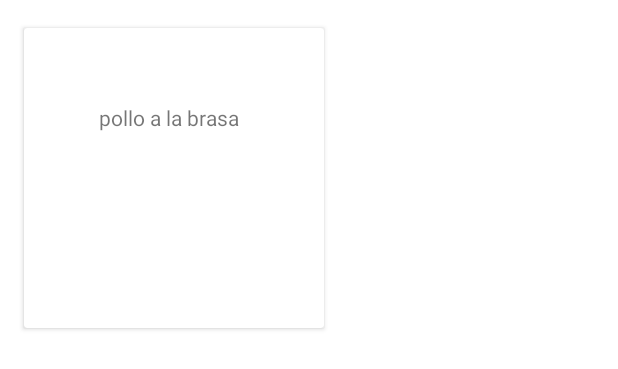
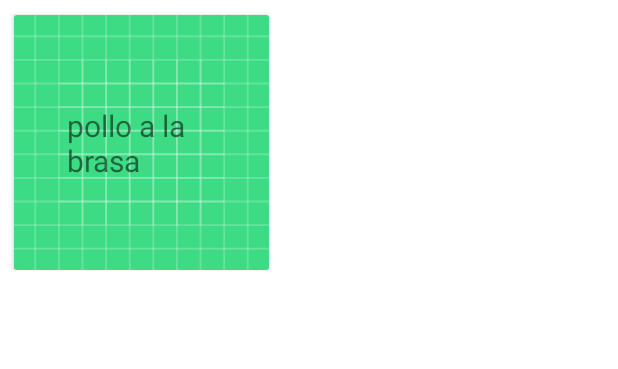
Before and after one commit to khandaniyal/admin_JustEat, an Android app: the layout cardview.xml on its own in the app's theme, with its tools: preview values and no code run, on a phone screen of 412 x 824 dp. Shown: the top 369 px of the screen. Run offline under Robolectric (Android 15) with nearby library versions, the phone set to English and light mode, and no system bars.

Commit message:
-refactor to cardview -Redimension the size of the cardview.xml

```diff
--- a/app/build.gradle
+++ b/app/build.gradle
@@ -34,6 +34,7 @@ dependencies {
     implementation 'androidx.constraintlayout:constraintlayout:2.1.1'
     implementation 'androidx.legacy:legacy-support-v4:1.0.0'
     implementation "androidx.cardview:cardview:1.0.0"
+    implementation 'androidx.gridlayout:gridlayout:1.0.0'
     testImplementation 'junit:junit:4.+'
     androidTestImplementation 'androidx.test.ext:junit:1.1.3'
     androidTestImplementation 'androidx.test.espresso:espresso-core:3.4.0'
--- a/app/src/main/java/com/example/admin_justeat/MainActivity.java
+++ b/app/src/main/java/com/example/admin_justeat/MainActivity.java
@@ -4,6 +4,7 @@ import androidx.appcompat.app.AppCompatActivity;
 import androidx.fragment.app.Fragment;
 import androidx.fragment.app.FragmentManager;
 import androidx.recyclerview.widget.DividerItemDecoration;
+import androidx.recyclerview.widget.GridLayoutManager;
 import androidx.recyclerview.widget.LinearLayoutManager;
 import androidx.recyclerview.widget.RecyclerView;
 
@@ -27,13 +28,16 @@ public class MainActivity extends AppCompatActivity {
         names.add("pollo a la brasa 2");
         images.add(getDrawable(R.drawable.pollo2));//Me he quedado aquí
         images.add(getDrawable(R.drawable.pollo2));
+        names.add("pollo a la brasa 3");
+        images.add(getDrawable(R.drawable.pollo2));
 
         RecyclerView recyclerView = findViewById(R.id.recyclerView);
 
         Log.i("arrayList", ""+names.size());
-        RecyclerViewAdapter adapter = new RecyclerViewAdapter(names, images,getFm());
+        RecyclerViewAdapter adapter = new RecyclerViewAdapter(names, images);
         recyclerView.setAdapter(adapter);
-        recyclerView.setLayoutManager(new LinearLayoutManager((this)));
+        recyclerView.setLayoutManager(new GridLayoutManager(this, 2));
+
 
         recyclerView.addItemDecoration(new DividerItemDecoration(this, DividerItemDecoration.VERTICAL));
 
--- a/app/src/main/java/com/example/admin_justeat/RecyclerViewAdapter.java
+++ b/app/src/main/java/com/example/admin_justeat/RecyclerViewAdapter.java
@@ -26,17 +26,16 @@ public class RecyclerViewAdapter extends RecyclerView.Adapter<RecyclerViewAdapte
 
    // private ArrayList<String> array_definition;
 
-    public RecyclerViewAdapter(ArrayList<String> arrN , ArrayList<Drawable> arrI, FragmentManager fragmentManager){
+    public RecyclerViewAdapter(ArrayList<String> arrN , ArrayList<Drawable> arrI){
         array_names = arrN;
         array_imagePaths = arrI;
-        this.fragmentManager = fragmentManager;
         //array_definition = arrD;
     }
 
     @NonNull
     @Override
     public ViewHolder onCreateViewHolder(@NonNull ViewGroup parent, int viewType) {
-        View view = LayoutInflater.from(parent.getContext()).inflate(R.layout.itemlistfoodcategory, parent, false);
+        View view = LayoutInflater.from(parent.getContext()).inflate(R.layout.cardview, parent, false);
         ViewHolder holder = new ViewHolder(view);
         return holder;
     }
@@ -64,8 +63,8 @@ public class RecyclerViewAdapter extends RecyclerView.Adapter<RecyclerViewAdapte
         public ViewHolder(@NonNull View itemView) {
             super(itemView);
             Log.i("arrayList2", ""+array_names.size());
-            tagName = itemView.findViewById(R.id.txtDishName);
-            tagImage = itemView.findViewById(R.id.imageDishPhoto);
+            tagName = itemView.findViewById(R.id.txtDishName2);
+            tagImage = itemView.findViewById(R.id.imageDishPhoto3);
 
             itemView.setOnClickListener(new View.OnClickListener() {
                 @Override
--- a/app/src/main/res/layout/cardview.xml
+++ b/app/src/main/res/layout/cardview.xml
@@ -2,13 +2,17 @@
 <androidx.constraintlayout.widget.ConstraintLayout xmlns:android="http://schemas.android.com/apk/res/android"
     xmlns:app="http://schemas.android.com/apk/res-auto"
     xmlns:tools="http://schemas.android.com/tools"
-    android:layout_width="match_parent"
-    android:layout_height="match_parent">
+    android:layout_width="180dp"
+    android:layout_height="180dp">
 
     <androidx.cardview.widget.CardView
         android:id="@+id/cardView"
-        android:layout_width="200dp"
-        android:layout_height="200dp"
+        android:layout_width="170dp"
+        android:layout_height="170dp"
+        android:layout_marginStart="10dp"
+        android:layout_marginTop="10dp"
+        android:layout_marginEnd="10dp"
+        android:layout_marginBottom="10dp"
         app:layout_constraintBottom_toBottomOf="parent"
         app:layout_constraintEnd_toEndOf="parent"
         app:layout_constraintHorizontal_bias="0.075"
@@ -16,14 +20,41 @@
         app:layout_constraintTop_toTopOf="parent"
         app:layout_constraintVertical_bias="0.03">
 
-        <TextView
-            android:id="@+id/txtDishName2"
-            android:layout_width="wrap_content"
-            android:layout_height="100dp"
-            android:layout_marginStart="50dp"
-            android:layout_marginTop="50dp"
-            android:maxWidth="100dp"
-            android:text="pollo a la brasa " />
+        <androidx.constraintlayout.widget.ConstraintLayout
+            android:layout_width="match_parent"
+            android:layout_height="match_parent">
+
+            <ImageView
+                android:id="@+id/imageDishPhoto3"
+                android:layout_width="match_parent"
+                android:layout_height="match_parent"
+                android:scaleType="centerCrop"
+
+                app:layout_constraintBottom_toBottomOf="parent"
+                app:layout_constraintEnd_toEndOf="parent"
+                app:layout_constraintStart_toStartOf="parent"
+                app:layout_constraintTop_toTopOf="parent"
+                app:srcCompat="@drawable/ic_launcher_background" />
+
+            <TextView
+                android:id="@+id/txtDishName2"
+                android:layout_width="wrap_content"
+                android:layout_height="wrap_content"
+                android:layout_marginStart="10dp"
+
+                android:layout_marginTop="40dp"
+                android:layout_marginEnd="10dp"
+                android:layout_marginBottom="40dp"
+                android:maxWidth="100dp"
+                android:text="pollo a la brasa "
+                android:textSize="20dp"
+                app:layout_constraintBottom_toBottomOf="parent"
+                app:layout_constraintEnd_toEndOf="parent"
+                app:layout_constraintStart_toStartOf="parent"
+                app:layout_constraintTop_toTopOf="parent"
+                app:layout_constraintVertical_bias="0.507" />
+        </androidx.constraintlayout.widget.ConstraintLayout>
+
     </androidx.cardview.widget.CardView>
 
 </androidx.constraintlayout.widget.ConstraintLayout>
```
